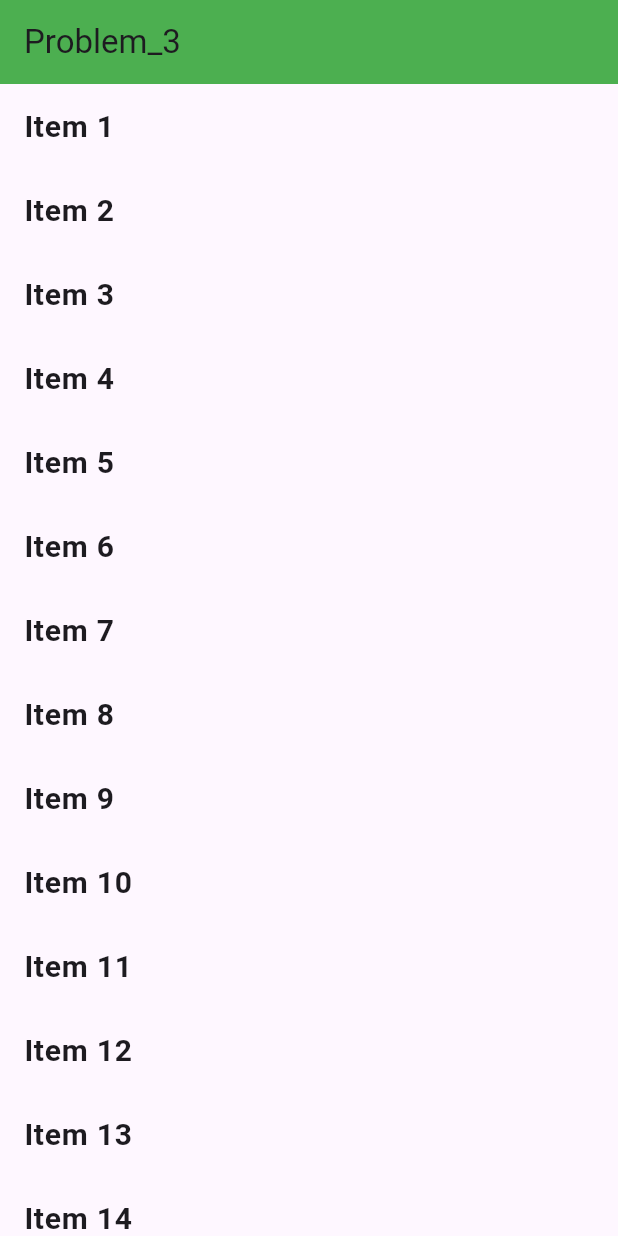
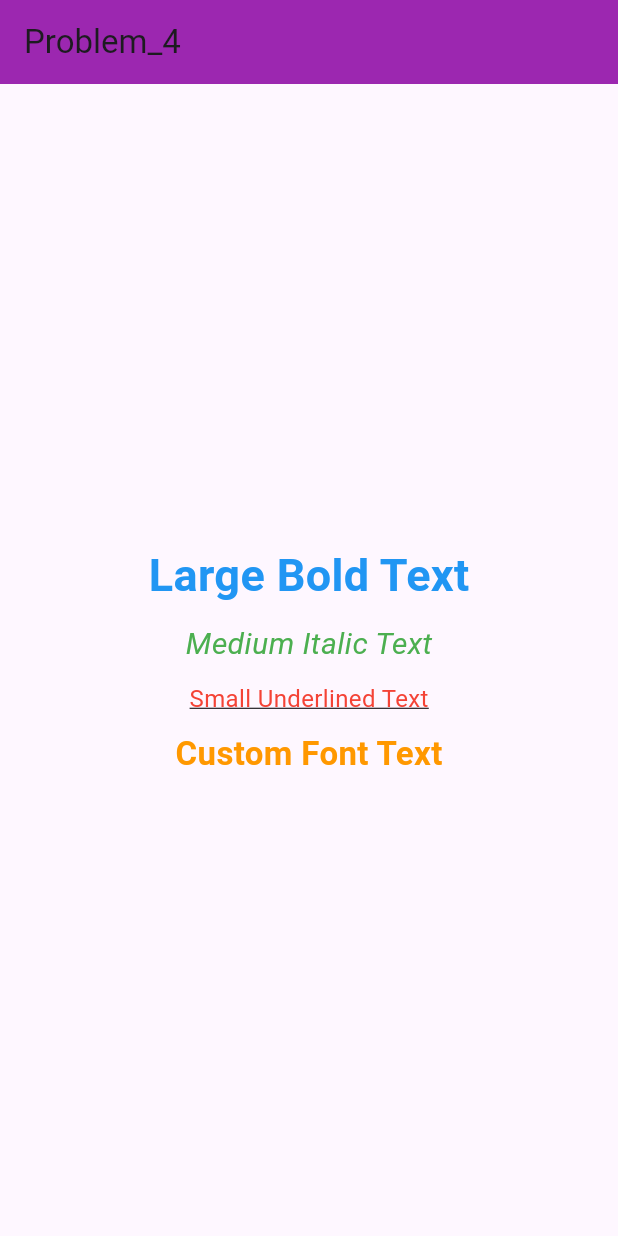
Before and after one commit to momen162/flutterTrackerLab, a Flutter app: the screen it shows after launch, on a phone screen of 412 x 824 dp. Run offline on Flutter 3.47's test engine with Material 3 defaults, Android fonts, the phone set to English and light mode, and no system bars; Roboto replaces fonts that are missing (DMSans-Regular).

Commit message:
Problem4

```diff
--- a/lib/main.dart
+++ b/lib/main.dart
@@ -1,7 +1,8 @@
 import 'package:flutter/material.dart';
-//import 'problem_1.dart';
-//import 'problem_2.dart';
+import 'problem_1.dart';
+import 'problem_2.dart';
 import 'problem_3.dart';
+import 'problem_4.dart';
 
 
 void main() {
@@ -17,7 +18,8 @@ class MyApp extends StatelessWidget {
       debugShowCheckedModeBanner: false,
       home: //Problem_1(),
         //Problem_2(),
-        Problem_3(),
+        //Problem_3(),
+        Problem_4(),
     );
   }
 }
--- /dev/null
+++ b/lib/problem_4.dart
@@ -0,0 +1,58 @@
+import 'package:flutter/material.dart';
+
+class Problem_4 extends StatelessWidget {
+  const Problem_4({super.key});
+
+  @override
+  Widget build(BuildContext context) {
+    return Scaffold(
+      appBar: AppBar(
+        title: const Text('Problem_4'),
+        backgroundColor: Colors.purple,
+      ),
+      body: Center(
+        child: Column(
+          mainAxisAlignment: MainAxisAlignment.center,
+          children: const [
+            Text(
+              'Large Bold Text',
+              style: TextStyle(
+                fontSize: 30,
+                fontWeight: FontWeight.bold,
+                color: Colors.blue,
+              ),
+            ),
+            SizedBox(height: 10),
+            Text(
+              'Medium Italic Text',
+              style: TextStyle(
+                fontSize: 20,
+                fontStyle: FontStyle.italic,
+                color: Colors.green,
+              ),
+            ),
+            SizedBox(height: 10),
+            Text(
+              'Small Underlined Text',
+              style: TextStyle(
+                fontSize: 16,
+                decoration: TextDecoration.underline,
+                color: Colors.red,
+              ),
+            ),
+            SizedBox(height: 10),
+            Text(
+              'Custom Font Text',
+              style: TextStyle(
+                fontSize: 22,
+                fontWeight: FontWeight.w600,
+                fontFamily: 'DMSans-Regular',
+                color: Colors.orange,
+              ),
+            ),
+          ],
+        ),
+      ),
+    );
+  }
+}
```
